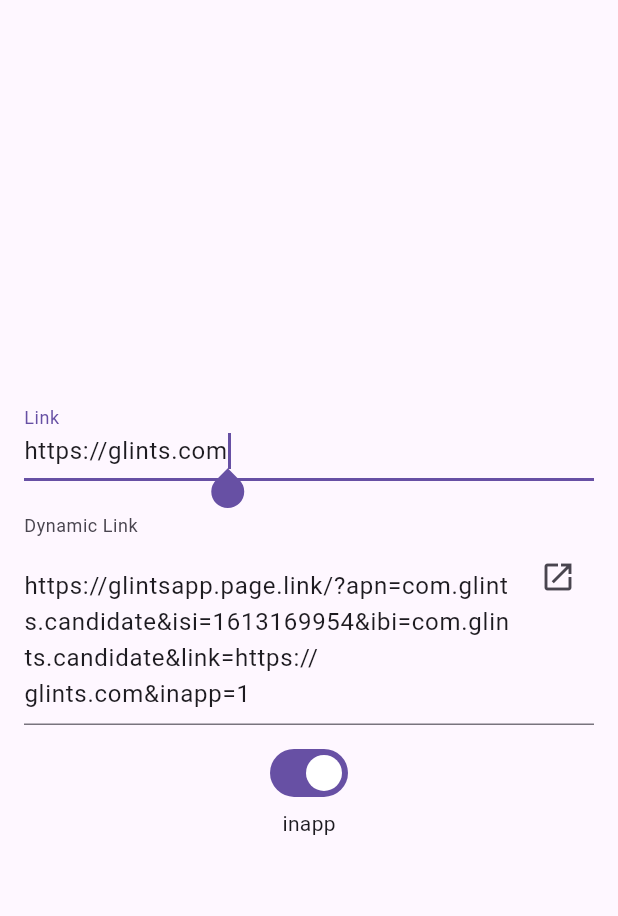
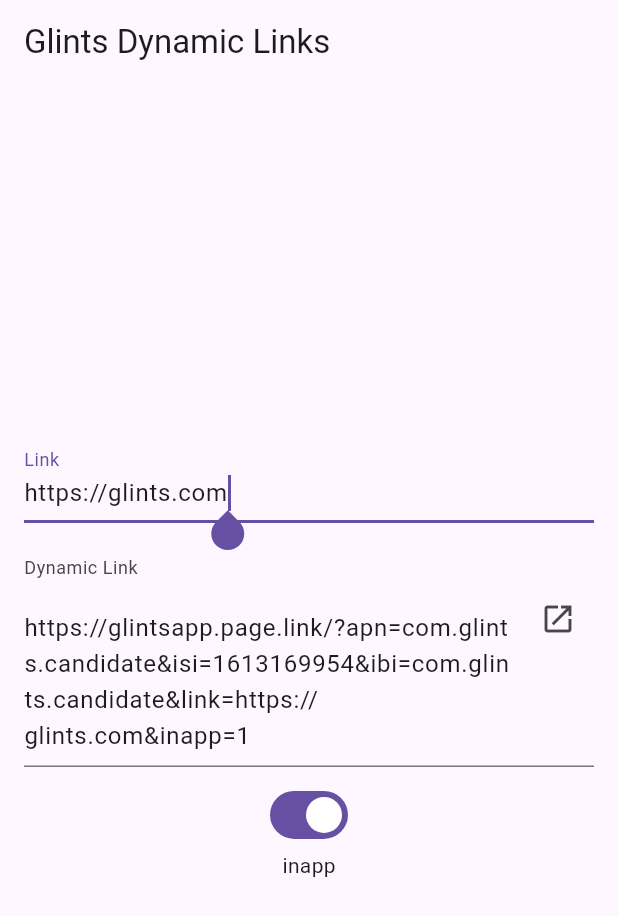
Before and after one commit to LuckUVeryX/glints_dynamic_links, a Flutter app: the screen it shows after launch, on a phone screen of 412 x 824 dp. Shown: the top 916 px of the screen. Run offline on Flutter 3.47's test engine with Material 3 defaults, Android fonts, the phone set to English and light mode, and no system bars; our stand-ins replace flutter_hooks.

Commit message:
feat: add app bar

```diff
--- a/lib/main.dart
+++ b/lib/main.dart
@@ -51,6 +51,9 @@
     );
 
     return Scaffold(
+      appBar: AppBar(
+        title: const Text('Glints Dynamic Links'),
+      ),
       body: LayoutBuilder(
         builder: (context, constraints) {
           // Decide layout based on available width
```
